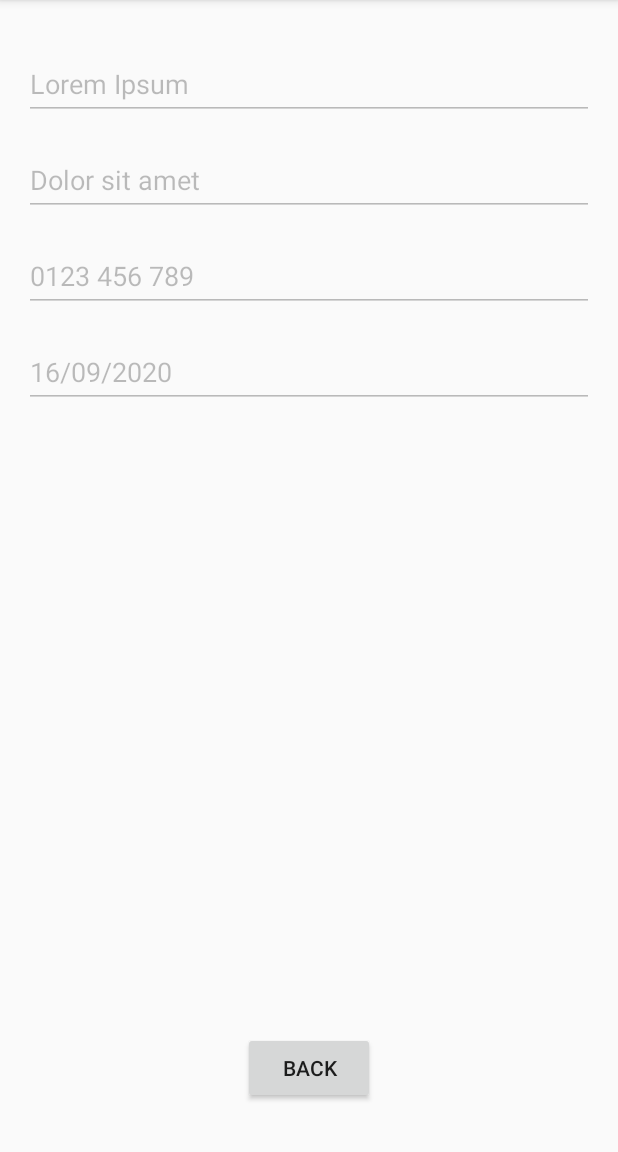
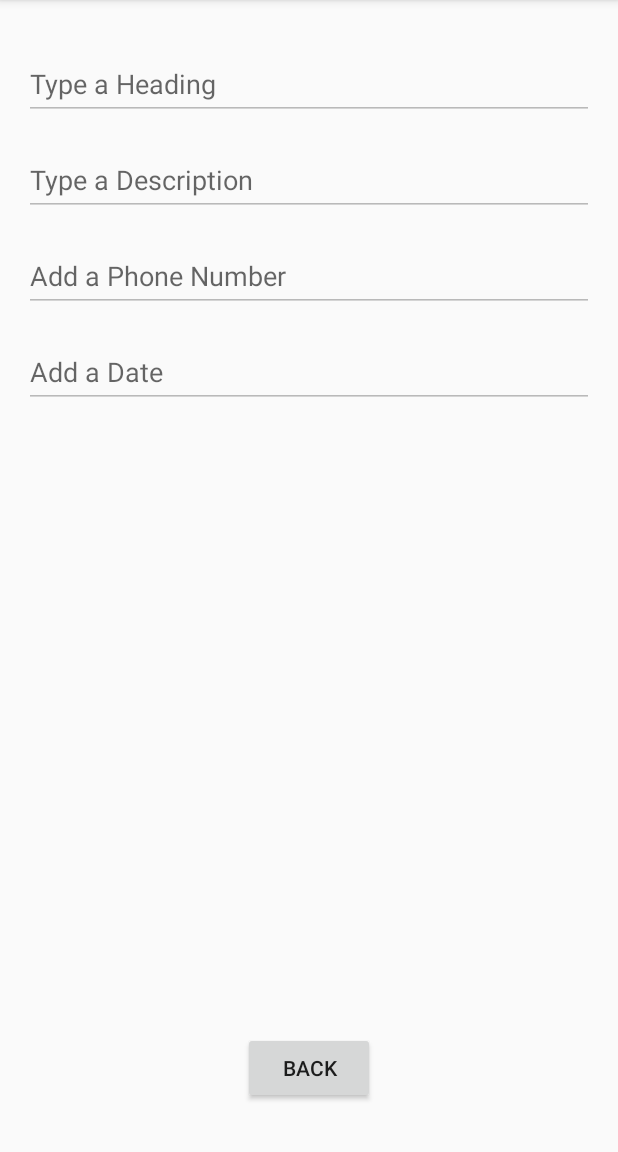
Before and after one commit to peter-hinch/ictprg532-assessment-task2-client, an Android app: the DetailActivity screen opened directly, with no data from a screen before it, on a phone screen of 412 x 824 dp, the part 84-1236 px from its top. Run offline under Robolectric (Android 15) with nearby library versions, the phone set to English and light mode, and no system bars.

Commit message:
Remove text in editText fields.

```diff
--- a/app/src/main/res/layout/activity_detail.xml
+++ b/app/src/main/res/layout/activity_detail.xml
@@ -19,7 +19,6 @@
         android:hint="@string/detail_editText_hint_heading"
         android:inputType="textPersonName"
         android:minHeight="48dp"
-        android:text="@string/detail_editText_heading"
         app:layout_constraintEnd_toEndOf="parent"
         app:layout_constraintStart_toStartOf="parent"
         app:layout_constraintTop_toTopOf="parent"
@@ -38,7 +37,6 @@
         android:hint="@string/detail_editText_hint_description"
         android:inputType="textPersonName"
         android:minHeight="48dp"
-        android:text="@string/detail_editText_description"
         app:layout_constraintEnd_toEndOf="parent"
         app:layout_constraintStart_toStartOf="parent"
         app:layout_constraintTop_toBottomOf="@+id/detail_editText_heading"
@@ -57,7 +55,6 @@
         android:hint="@string/detail_editText_hint_phone"
         android:inputType="phone"
         android:minHeight="48dp"
-        android:text="@string/detail_editText_phone"
         app:layout_constraintEnd_toEndOf="parent"
         app:layout_constraintHorizontal_bias="0.497"
         app:layout_constraintStart_toStartOf="parent"
@@ -77,7 +74,6 @@
         android:hint="@string/detail_editText_hint_date"
         android:inputType="date"
         android:minHeight="48dp"
-        android:text="@string/detail_editText_date"
         app:layout_constraintEnd_toEndOf="parent"
         app:layout_constraintStart_toStartOf="parent"
         app:layout_constraintTop_toBottomOf="@+id/detail_editText_phone"
--- a/app/src/main/res/layout/activity_edit.xml
+++ b/app/src/main/res/layout/activity_edit.xml
@@ -18,7 +18,6 @@
         android:hint="@string/detail_editText_hint_heading"
         android:inputType="textPersonName"
         android:minHeight="48dp"
-        android:text="@string/detail_editText_heading"
         app:layout_constraintEnd_toEndOf="parent"
         app:layout_constraintStart_toStartOf="parent"
         app:layout_constraintTop_toTopOf="parent"
@@ -36,7 +35,6 @@
         android:hint="@string/detail_editText_hint_description"
         android:inputType="textPersonName"
         android:minHeight="48dp"
-        android:text="@string/detail_editText_description"
         app:layout_constraintEnd_toEndOf="parent"
         app:layout_constraintStart_toStartOf="parent"
         app:layout_constraintTop_toBottomOf="@+id/edit_editText_heading"
@@ -54,7 +52,6 @@
         android:hint="@string/detail_editText_hint_phone"
         android:inputType="phone"
         android:minHeight="48dp"
-        android:text="@string/detail_editText_phone"
         app:layout_constraintEnd_toEndOf="parent"
         app:layout_constraintHorizontal_bias="0.497"
         app:layout_constraintStart_toStartOf="parent"
@@ -73,7 +70,6 @@
         android:hint="@string/detail_editText_hint_date"
         android:inputType="date"
         android:minHeight="48dp"
-        android:text="@string/detail_editText_date"
         app:layout_constraintEnd_toEndOf="parent"
         app:layout_constraintStart_toStartOf="parent"
         app:layout_constraintTop_toBottomOf="@+id/edit_editText_phone"
```
